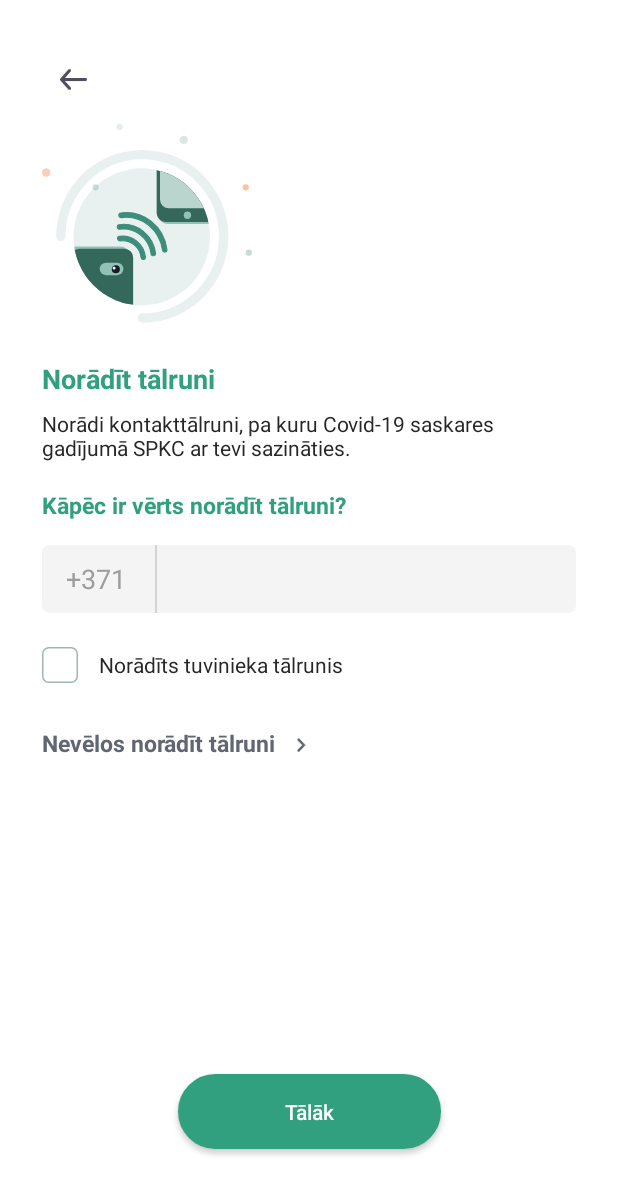
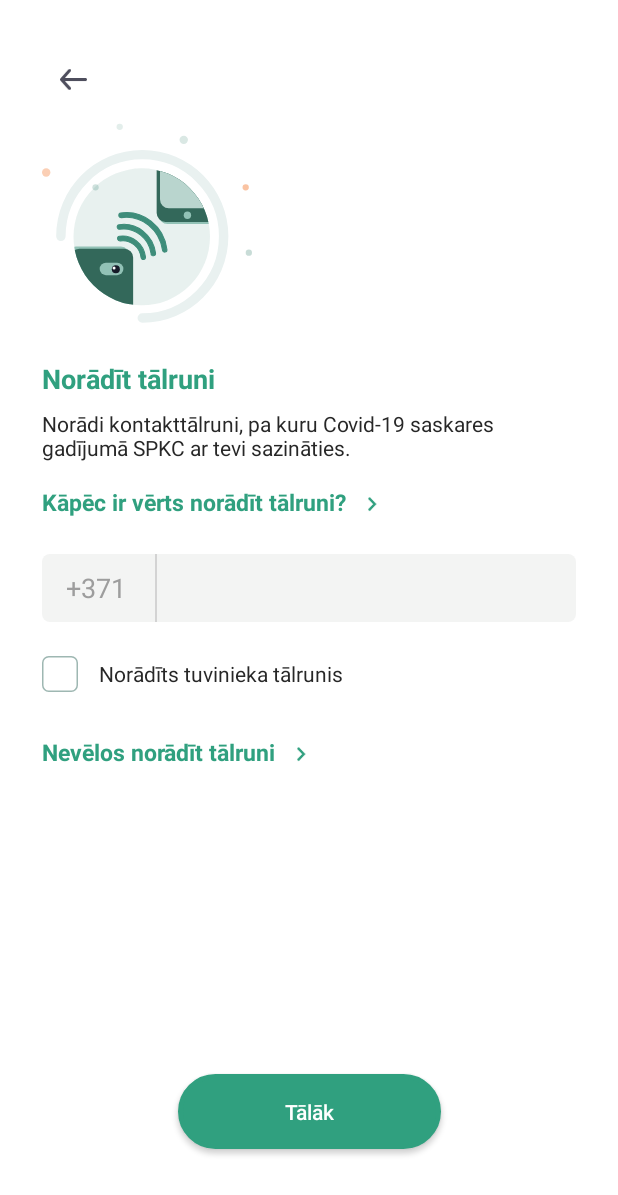
Before and after one commit to ApturiCOVID/apturicovid-android, an Android app: the ContactFragment screen opened through its navigation route, on a phone screen of 412 x 824 dp. Shown: the top 1195 px of the screen. Run offline under Robolectric (Android 15) with nearby library versions, the light colour scheme and no system bars; our stand-ins replace Dagger/Hilt's generated code, RxJava, Timber, data binding, navigation-ui; libraries missing offline, so code that uses them is left out: com.moczul.ok2curl; 14 statements that could not run were skipped.

Commit message:
DIG-544: Update 'remain anonymous' and 'why add number' view designs in ActivationFragment and ContactFragment

```diff
--- a/app/src/main/java/lv/spkc/apturicovid/ui/intro/ActivationFragment.kt
+++ b/app/src/main/java/lv/spkc/apturicovid/ui/intro/ActivationFragment.kt
@@ -53,7 +53,7 @@ class ActivationFragment : BaseFragment() {
                 }
             }
 
-            contactWhyBtnTv.setOnClickListener {
+            contactWhyLl.setOnClickListener {
                 findNavController().navigate(R.id.whyEnterNumberFragmentIntro)
             }
 
@@ -83,7 +83,7 @@ class ActivationFragment : BaseFragment() {
                 }
             }
 
-            contactRemainAnonymousBtnTv.setOnClickListener {
+            remainAnonymousLl.setOnClickListener {
                 ConfirmationDialogFragment.newInstance(
                     R.string.confirm_stay_anonymous_text,
                     R.string.confirm_stay_anonymous_no,
--- a/app/src/main/java/lv/spkc/apturicovid/ui/settings/ContactFragment.kt
+++ b/app/src/main/java/lv/spkc/apturicovid/ui/settings/ContactFragment.kt
@@ -56,7 +56,7 @@ class ContactFragment : BaseFragment() {
                 thirdPartyContactCb.isChecked = !thirdPartyContactCb.isChecked
             }
 
-            contactWhyBtnTv.setOnClickListener {
+            contactWhyLl.setOnClickListener {
                 findNavController().navigate(R.id.whyEnterNumberFragment)
             }
 
--- a/app/src/main/res/layout/fragment_contact.xml
+++ b/app/src/main/res/layout/fragment_contact.xml
@@ -61,20 +61,35 @@
                 app:layout_constraintStart_toStartOf="parent"
                 app:layout_constraintTop_toBottomOf="@id/contact_title_tv" />
 
-            <TextView
-                android:id="@+id/contact_why_btn_tv"
+            <LinearLayout
+                android:id="@+id/contact_why_ll"
                 android:layout_width="wrap_content"
                 android:layout_height="wrap_content"
                 android:layout_marginStart="@dimen/fragment_side_margin"
-                android:layout_marginTop="10dp"
                 android:paddingTop="8dp"
                 android:paddingBottom="8dp"
-                android:text="@string/label_why_number"
-                android:textColor="@color/titleTextColor"
-                android:textSize="15sp"
-                android:textStyle="bold"
+                android:gravity="center_vertical"
                 app:layout_constraintStart_toStartOf="parent"
-                app:layout_constraintTop_toBottomOf="@id/contact_description_tv" />
+                app:layout_constraintTop_toBottomOf="@id/contact_description_tv">
+
+                <TextView
+                    android:layout_width="wrap_content"
+                    android:layout_height="wrap_content"
+                    android:paddingTop="8dp"
+                    android:paddingBottom="8dp"
+                    android:text="@string/label_why_number"
+                    android:textColor="@color/titleTextColor"
+                    android:textSize="15sp"
+                    android:textStyle="bold" />
+
+                <ImageView
+                    android:layout_width="10dp"
+                    android:layout_height="10dp"
+                    android:layout_marginStart="12dp"
+                    android:layout_marginTop="2dp"
+                    android:src="@drawable/ic_chevron_right"
+                    android:tint="@color/titleTextColor" />
+            </LinearLayout>
 
             <EditText
                 android:id="@+id/phone_code_et"
@@ -89,7 +104,7 @@
                 android:text="+371"
                 android:textColor="@color/grayTextColor"
                 app:layout_constraintStart_toStartOf="parent"
-                app:layout_constraintTop_toBottomOf="@id/contact_why_btn_tv" />
+                app:layout_constraintTop_toBottomOf="@id/contact_why_ll" />
 
             <View
                 android:id="@+id/phone_divider"
@@ -114,7 +129,7 @@
                 android:textColor="@color/subtitleTextColor"
                 app:layout_constraintEnd_toEndOf="parent"
                 app:layout_constraintStart_toEndOf="@id/phone_divider"
-                app:layout_constraintTop_toBottomOf="@id/contact_why_btn_tv"
+                app:layout_constraintTop_toBottomOf="@id/contact_why_ll"
                 tools:ignore="TextFields" />
 
             <CheckBox
@@ -152,17 +167,14 @@
                 app:layout_constraintTop_toBottomOf="@id/other_contact_description_tv">
 
                 <TextView
-                    android:id="@+id/contact_remain_anonymous_btn_tv"
                     android:layout_width="wrap_content"
                     android:layout_height="wrap_content"
                     android:paddingTop="8dp"
                     android:paddingBottom="8dp"
                     android:text="@string/label_remain_anonymous"
-                    android:textColor="@color/regularTextColor"
+                    android:textColor="@color/titleTextColor"
                     android:textSize="15sp"
-                    android:textStyle="bold"
-                    app:layout_constraintStart_toStartOf="parent"
-                    app:layout_constraintTop_toBottomOf="@id/other_contact_description_tv" />
+                    android:textStyle="bold" />
 
                 <ImageView
                     android:layout_width="10dp"
@@ -170,9 +182,7 @@
                     android:layout_marginStart="12dp"
                     android:layout_marginTop="2dp"
                     android:src="@drawable/ic_chevron_right"
-                    app:layout_constraintBottom_toBottomOf="@id/contact_remain_anonymous_btn_tv"
-                    app:layout_constraintStart_toEndOf="@id/contact_remain_anonymous_btn_tv"
-                    app:layout_constraintTop_toTopOf="@id/contact_remain_anonymous_btn_tv" />
+                    android:tint="@color/titleTextColor" />
             </LinearLayout>
 
             <Button
```
Also changed, not shown: app/src/main/res/layout/fragment_activation.xml (+28 -17 lines).
